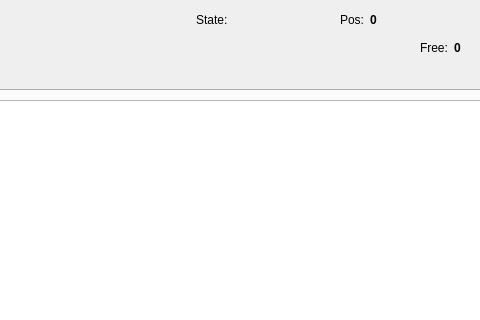
First picture: the form in mainwindow.ui, repository morozanime/myTape, before the edit; both pictures show x 463 to 943 and y 0 to 320 of the 1152 by 779 pixel window.
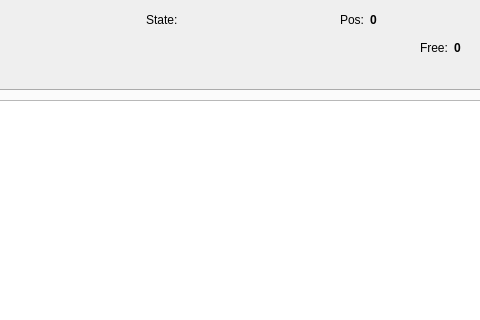
Second picture: the form after the edit.

```diff
--- a/mainwindow.ui
+++ b/mainwindow.ui
@@ -68,7 +68,7 @@
        <widget class="QLabel" name="label_state">
         <property name="minimumSize">
          <size>
-          <width>100</width>
+          <width>150</width>
           <height>0</height>
          </size>
         </property>
```
Left out of the diff: 2 changed lines with no effect on the pictures.
